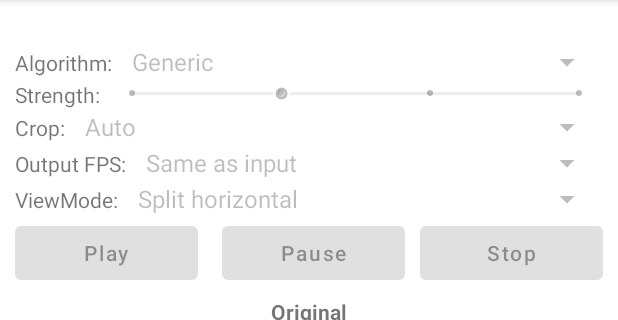
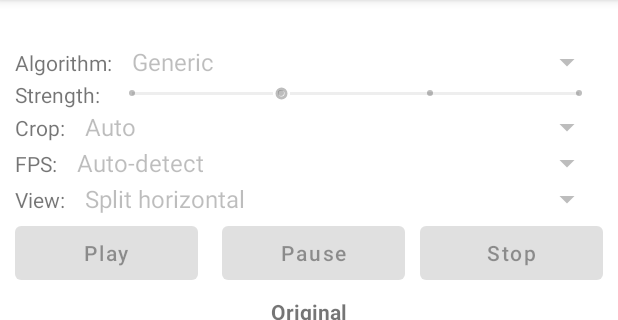
Before and after one commit to danopdev/VideoStab, an Android app: the screen it shows after launch (MainActivity), on a phone screen of 412 x 824 dp, the part 84-404 px from its top. Run offline under Robolectric (Android 15) with nearby library versions, the phone set to English and light mode, and no system bars; our stand-ins replace data binding.

Commit message:
Update UI and add more FPS manual values.

```diff
--- a/app/src/main/res/layout/activity_main.xml
+++ b/app/src/main/res/layout/activity_main.xml
@@ -92,7 +92,7 @@
                 android:layout_width="wrap_content"
                 android:layout_height="wrap_content"
                 android:layout_marginRight="5dp"
-                android:text="Output FPS:" />
+                android:text="FPS:" />
 
             <Spinner
                 android:id="@+id/fps"
@@ -114,7 +114,7 @@
                 android:layout_width="wrap_content"
                 android:layout_height="wrap_content"
                 android:layout_marginRight="5dp"
-                android:text="ViewMode:" />
+                android:text="View:" />
 
             <Spinner
                 android:id="@+id/viewMode"
--- a/app/src/main/res/values/strings.xml
+++ b/app/src/main/res/values/strings.xml
@@ -19,9 +19,12 @@
         <item>No rotation</item>
     </string-array>
     <string-array name="fps">
-        <item>Same as input</item>
+        <item>Auto-detect</item>
         <item>15</item>
+        <item>24</item>
+        <item>25</item>
         <item>30</item>
+        <item>50</item>
         <item>60</item>
         <item>120</item>
     </string-array>
```
